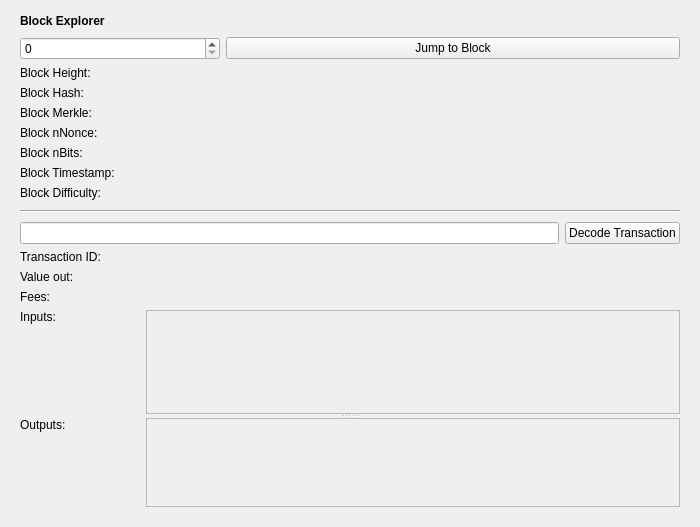
digitalmoneybits2/dmb-old, file src/qt/forms/blockbrowser.ui: the form before one commit.
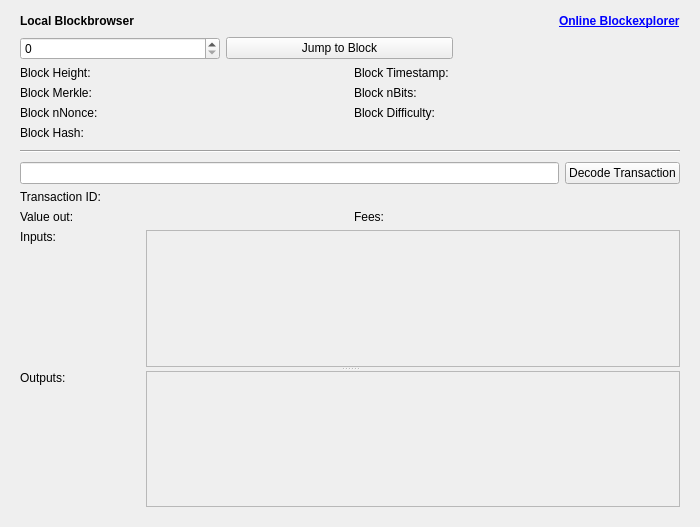
The form after the commit.

Commit message: rename, link, view

The edit to the form file:
```diff
--- a/src/qt/forms/blockbrowser.ui
+++ b/src/qt/forms/blockbrowser.ui
@@ -64,7 +64,7 @@
            </font>
           </property>
           <property name="text">
-           <string>Block Explorer</string>
+           <string>Local Blockbrowser</string>
           </property>
          </widget>
         </item>
@@ -81,6 +81,22 @@
           </property>
          </spacer>
         </item>
+        <item>
+         <widget class="QLabel" name="label">
+          <property name="font">
+           <font>
+            <weight>75</weight>
+            <bold>true</bold>
+           </font>
+          </property>
+          <property name="text">
+           <string> &lt;a href=&quot;http://chain.digitalmoneybits.org/&quot;&gt;Online Blockexplorer&lt;/a&gt;</string>
+          </property>
+          <property name="openExternalLinks">
+           <bool>true</bool>
+          </property>
+         </widget>
+        </item>
        </layout>
       </item>
       <item>
@@ -117,48 +133,37 @@
           </property>
          </widget>
         </item>
+        <item>
+         <spacer name="horizontalSpacer">
+          <property name="orientation">
+           <enum>Qt::Horizontal</enum>
+          </property>
+          <property name="sizeHint" stdset="0">
+           <size>
+            <width>40</width>
+            <height>20</height>
+           </size>
+          </property>
+         </spacer>
+        </item>
        </layout>
       </item>
       <item>
-       <layout class="QGridLayout" name="gridLayout_3" rowstretch="0,0,0,0,0,0,0,0,0,0" columnstretch="0,0">
-        <property name="sizeConstraint">
-         <enum>QLayout::SetDefaultConstraint</enum>
-        </property>
+       <layout class="QGridLayout" name="gridLayout_3">
         <property name="horizontalSpacing">
          <number>7</number>
         </property>
-        <item row="4" column="0">
-         <widget class="QLabel" name="hashLabel">
+        <item row="3" column="3">
+         <widget class="QLabel" name="timeBox">
           <property name="text">
-           <string>Block Hash:</string>
+           <string/>
           </property>
-         </widget>
-        </item>
-        <item row="8" column="0">
-         <widget class="QLabel" name="timeLabel">
-          <property name="text">
-           <string>Block Timestamp:</string>
-          </property>
-         </widget>
-        </item>
-        <item row="7" column="0">
-         <widget class="QLabel" name="bitsLabel">
-          <property name="text">
-           <string>Block nBits:</string>
+          <property name="textInteractionFlags">
+           <set>Qt::LinksAccessibleByMouse|Qt::TextSelectableByMouse</set>
           </property>
          </widget>
         </item>
         <item row="7" column="1">
-         <widget class="QLabel" name="bitsBox">
-          <property name="text">
-           <string/>
-          </property>
-          <property name="textInteractionFlags">
-           <set>Qt::LinksAccessibleByMouse|Qt::TextSelectableByMouse</set>
-          </property>
-         </widget>
-        </item>
-        <item row="6" column="1">
          <widget class="QLabel" name="nonceBox">
           <property name="text">
            <string/>
@@ -168,7 +173,7 @@
           </property>
          </widget>
         </item>
-        <item row="5" column="1">
+        <item row="6" column="1">
          <widget class="QLabel" name="merkleBox">
           <property name="minimumSize">
            <size>
@@ -184,17 +189,7 @@
           </property>
          </widget>
         </item>
-        <item row="8" column="1">
-         <widget class="QLabel" name="timeBox">
-          <property name="text">
-           <string/>
-          </property>
-          <property name="textInteractionFlags">
-           <set>Qt::LinksAccessibleByMouse|Qt::TextSelectableByMouse</set>
-          </property>
-         </widget>
-        </item>
-        <item row="5" column="0">
+        <item row="6" column="0">
          <widget class="QLabel" name="merkleLabel">
           <property name="text">
            <string>Block Merkle:</string>
@@ -226,7 +221,67 @@
           </property>
          </widget>
         </item>
-        <item row="9" column="1">
+        <item row="3" column="1">
+         <widget class="QLabel" name="heightLabel">
+          <property name="text">
+           <string/>
+          </property>
+          <property name="textInteractionFlags">
+           <set>Qt::LinksAccessibleByMouse|Qt::TextSelectableByMouse</set>
+          </property>
+         </widget>
+        </item>
+        <item row="7" column="0">
+         <widget class="QLabel" name="nonceLabel">
+          <property name="text">
+           <string>Block nNonce:</string>
+          </property>
+         </widget>
+        </item>
+        <item row="3" column="2">
+         <widget class="QLabel" name="timeLabel">
+          <property name="minimumSize">
+           <size>
+            <width>120</width>
+            <height>0</height>
+           </size>
+          </property>
+          <property name="maximumSize">
+           <size>
+            <width>120</width>
+            <height>16777215</height>
+           </size>
+          </property>
+          <property name="text">
+           <string>Block Timestamp:</string>
+          </property>
+         </widget>
+        </item>
+        <item row="6" column="2">
+         <widget class="QLabel" name="bitsLabel">
+          <property name="text">
+           <string>Block nBits:</string>
+          </property>
+         </widget>
+        </item>
+        <item row="7" column="2">
+         <widget class="QLabel" name="hardLabel">
+          <property name="text">
+           <string>Block Difficulty:</string>
+          </property>
+         </widget>
+        </item>
+        <item row="6" column="3">
+         <widget class="QLabel" name="bitsBox">
+          <property name="text">
+           <string/>
+          </property>
+          <property name="textInteractionFlags">
+           <set>Qt::LinksAccessibleByMouse|Qt::TextSelectableByMouse</set>
+          </property>
+         </widget>
+        </item>
+        <item row="7" column="3">
          <widget class="QLabel" name="hardBox">
           <property name="text">
            <string/>
@@ -236,7 +291,14 @@
           </property>
          </widget>
         </item>
-        <item row="4" column="1">
+        <item row="9" column="0">
+         <widget class="QLabel" name="hashLabel">
+          <property name="text">
+           <string>Block Hash:</string>
+          </property>
+         </widget>
+        </item>
+        <item row="9" column="1" colspan="3">
          <widget class="QLabel" name="hashBox">
           <property name="enabled">
            <bool>true</bool>
@@ -261,30 +323,6 @@
           </property>
          </widget>
         </item>
-        <item row="3" column="1">
-         <widget class="QLabel" name="heightLabel">
-          <property name="text">
-           <string/>
-          </property>
-          <property name="textInteractionFlags">
-           <set>Qt::LinksAccessibleByMouse|Qt::TextSelectableByMouse</set>
-          </property>
-         </widget>
-        </item>
-        <item row="9" column="0">
-         <widget class="QLabel" name="hardLabel">
-          <property name="text">
-           <string>Block Difficulty:</string>
-          </property>
-         </widget>
-        </item>
-        <item row="6" column="0">
-         <widget class="QLabel" name="nonceLabel">
-          <property name="text">
-           <string>Block nNonce:</string>
-          </property>
-         </widget>
-        </item>
        </layout>
       </item>
       <item>
@@ -327,10 +365,98 @@
         </item>
        </layout>
       </item>
+      <item>
+       <layout class="QGridLayout" name="gridLayout_2">
+        <property name="horizontalSpacing">
+         <number>7</number>
+        </property>
+        <item row="1" column="1">
+         <widget class="QLabel" name="valueBox">
+          <property name="text">
+           <string/>
+          </property>
+          <property name="textInteractionFlags">
+           <set>Qt::LinksAccessibleByMouse|Qt::TextSelectableByMouse</set>
+          </property>
+         </widget>
+        </item>
+        <item row="1" column="0">
+         <widget class="QLabel" name="valueLabel">
+          <property name="text">
+           <string>Value out:</string>
+          </property>
+         </widget>
+        </item>
+        <item row="1" column="2">
+         <widget class="QLabel" name="feesLabel">
+          <property name="minimumSize">
+           <size>
+            <width>120</width>
+            <height>0</height>
+           </size>
+          </property>
+          <property name="maximumSize">
+           <size>
+            <width>120</width>
+            <height>16777215</height>
+           </size>
+          </property>
+          <property name="text">
+           <string>Fees:</string>
+          </property>
+         </widget>
+        </item>
+        <item row="0" column="0">
+         <widget class="QLabel" name="txLabel">
+          <property name="minimumSize">
+           <size>
+            <width>120</width>
+            <height>0</height>
+           </size>
+          </property>
+          <property name="maximumSize">
+           <size>
+            <width>120</width>
+            <height>16777215</height>
+           </size>
+          </property>
+          <property name="baseSize">
+           <size>
+            <width>120</width>
+            <height>0</height>
+           </size>
+          </property>
+          <property name="text">
+           <string>Transaction ID:</string>
+          </property>
+         </widget>
+        </item>
+        <item row="1" column="3">
+         <widget class="QLabel" name="feesBox">
+          <property name="text">
+           <string/>
+          </property>
+          <property name="textInteractionFlags">
+           <set>Qt::LinksAccessibleByMouse|Qt::TextSelectableByMouse</set>
+          </property>
+         </widget>
+        </item>
+        <item row="0" column="1" colspan="3">
+         <widget class="QLabel" name="txID">
+          <property name="text">
+           <string/>
+          </property>
+          <property name="textInteractionFlags">
+           <set>Qt::LinksAccessibleByMouse|Qt::TextSelectableByMouse</set>
+          </property>
+         </widget>
+        </item>
+       </layout>
+      </item>
       <item>
        <widget class="QSplitter" name="splitter">
         <property name="sizePolicy">
-         <sizepolicy hsizetype="Expanding" vsizetype="Expanding">
+         <sizepolicy hsizetype="Preferred" vsizetype="MinimumExpanding">
           <horstretch>0</horstretch>
           <verstretch>0</verstretch>
          </sizepolicy>
@@ -343,41 +469,6 @@
         </property>
         <widget class="QWidget" name="layoutWidget">
          <layout class="QGridLayout" name="gridLayout_4">
-          <item row="2" column="1">
-           <widget class="QLabel" name="feesBox">
-            <property name="text">
-             <string/>
-            </property>
-            <property name="textInteractionFlags">
-             <set>Qt::LinksAccessibleByMouse|Qt::TextSelectableByMouse</set>
-            </property>
-           </widget>
-          </item>
-          <item row="0" column="0">
-           <widget class="QLabel" name="txLabel">
-            <property name="minimumSize">
-             <size>
-              <width>120</width>
-              <height>0</height>
-             </size>
-            </property>
-            <property name="maximumSize">
-             <size>
-              <width>120</width>
-              <height>16777215</height>
-             </size>
-            </property>
-            <property name="baseSize">
-             <size>
-              <width>120</width>
-              <height>0</height>
-             </size>
-            </property>
-            <property name="text">
-             <string>Transaction ID:</string>
-            </property>
-           </widget>
-          </item>
           <item row="4" column="1">
            <widget class="QScrollArea" name="scrollArea_2">
             <property name="widgetResizable">
@@ -389,7 +480,7 @@
                <x>0</x>
                <y>0</y>
                <width>534</width>
-               <height>74</height>
+               <height>118</height>
               </rect>
              </property>
              <layout class="QVBoxLayout" name="verticalLayout_3">
@@ -416,35 +507,14 @@
             </widget>
            </widget>
           </item>
-          <item row="0" column="1">
-           <widget class="QLabel" name="txID">
-            <property name="text">
-             <string/>
-            </property>
-            <property name="textInteractionFlags">
-             <set>Qt::LinksAccessibleByMouse|Qt::TextSelectableByMouse</set>
-            </property>
-           </widget>
-          </item>
-          <item row="1" column="0">
-           <widget class="QLabel" name="valueLabel">
-            <property name="text">
-             <string>Value out:</string>
-            </property>
-           </widget>
-          </item>
-          <item row="1" column="1">
-           <widget class="QLabel" name="valueBox">
-            <property name="text">
-             <string/>
-            </property>
-            <property name="textInteractionFlags">
-             <set>Qt::LinksAccessibleByMouse|Qt::TextSelectableByMouse</set>
-            </property>
-           </widget>
-          </item>
           <item row="4" column="0">
            <widget class="QLabel" name="inputLabel">
+            <property name="minimumSize">
+             <size>
+              <width>120</width>
+              <height>0</height>
+             </size>
+            </property>
             <property name="text">
              <string>Inputs:</string>
             </property>
@@ -453,13 +523,6 @@
             </property>
            </widget>
           </item>
-          <item row="2" column="0">
-           <widget class="QLabel" name="feesLabel">
-            <property name="text">
-             <string>Fees:</string>
-            </property>
-           </widget>
-          </item>
          </layout>
         </widget>
         <widget class="QWidget" name="gridLayoutWidget">
@@ -503,7 +566,7 @@
                <x>0</x>
                <y>0</y>
                <width>534</width>
-               <height>71</height>
+               <height>117</height>
               </rect>
              </property>
              <layout class="QVBoxLayout" name="verticalLayout_2">
```
